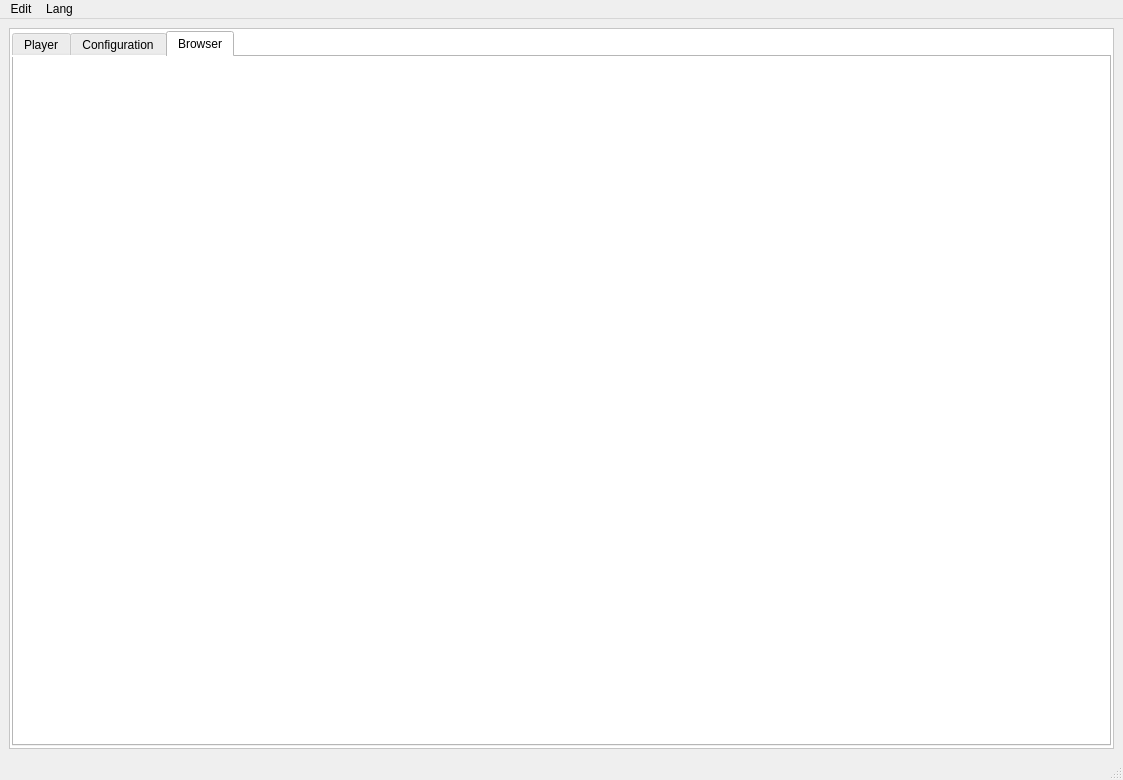
Qt form main/app/win/mainLayout.ui (marcosvicente/BaixeAssista) before a commit.
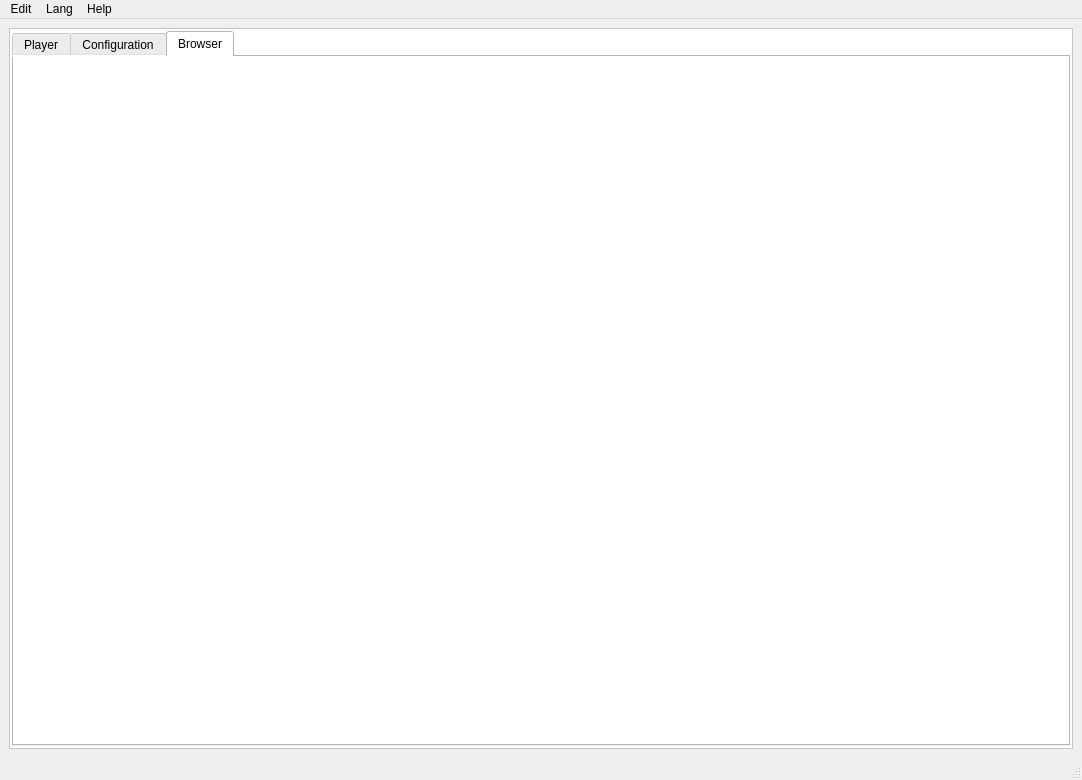
The same form after that commit. The open tabs and pages were chosen to show the change.

Commit message: definindo o sistema básico de navegação.

Diff of the .ui file:
```diff
--- a/main/app/win/mainLayout.ui
+++ b/main/app/win/mainLayout.ui
@@ -6,7 +6,7 @@
    <rect>
     <x>0</x>
     <y>0</y>
-    <width>1123</width>
+    <width>1082</width>
     <height>780</height>
    </rect>
   </property>
@@ -65,7 +65,7 @@
     <rect>
      <x>0</x>
      <y>0</y>
-     <width>1123</width>
+     <width>1082</width>
      <height>26</height>
     </rect>
    </property>
@@ -81,10 +81,16 @@
     </property>
     <addaction name="actionEnglish"/>
     <addaction name="actionPortuguse"/>
-    <addaction name="separator"/>
+   </widget>
+   <widget class="QMenu" name="menuAbout">
+    <property name="title">
+     <string>Help</string>
+    </property>
+    <addaction name="actionAbout"/>
    </widget>
    <addaction name="menuEdit"/>
    <addaction name="menuLang"/>
+   <addaction name="menuAbout"/>
   </widget>
   <widget class="QStatusBar" name="statusbar"/>
   <action name="actionExit">
```
Left out of the diff: 11 changed lines with no effect on the pictures. The commit also changes 1 other file.
